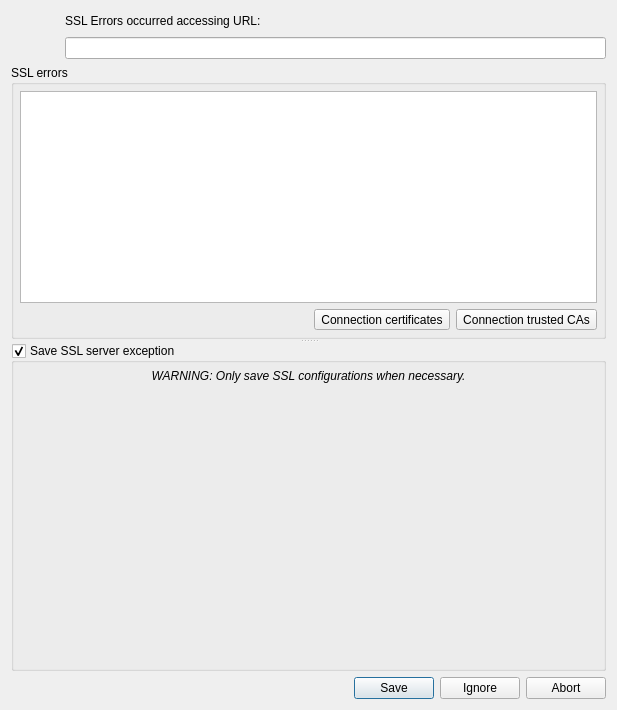
qgis/QGIS, file src/ui/auth/qgsauthsslerrorsdialog.ui: the form before one commit.
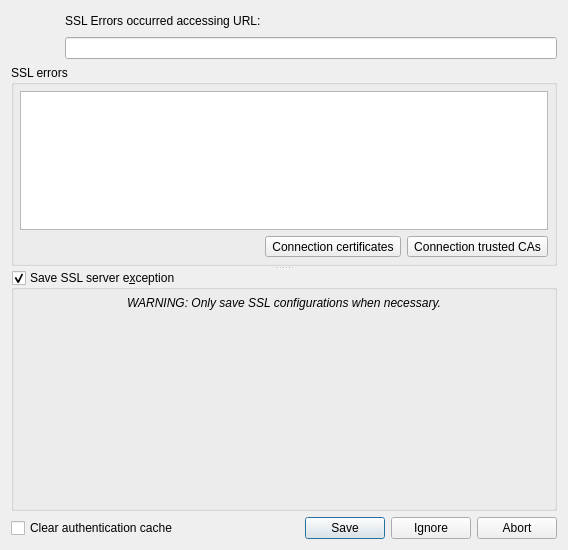
The form after the commit. Icons and pictures are not drawn. Custom widgets are drawn as their Qt base class.

Commit message: [auth] Clear network authentication cache on SSL errors

Patch:
```diff
--- a/src/ui/auth/qgsauthsslerrorsdialog.ui
+++ b/src/ui/auth/qgsauthsslerrorsdialog.ui
@@ -6,8 +6,8 @@
    <rect>
     <x>0</x>
     <y>0</y>
-    <width>617</width>
-    <height>710</height>
+    <width>568</width>
+    <height>550</height>
    </rect>
   </property>
   <property name="windowTitle">
@@ -169,7 +169,7 @@
        </sizepolicy>
       </property>
       <property name="title">
-       <string>Save SSL server exception</string>
+       <string>Save SSL server e&amp;xception</string>
       </property>
       <property name="checkable">
        <bool>true</bool>
@@ -219,6 +219,18 @@
     </widget>
    </item>
    <item>
+    <layout class="QHBoxLayout" name="horizontalLayout_2">
+     <item>
+      <widget class="QCheckBox" name="cbClearAuthCacheOnErrors">
+       <property name="toolTip">
+        <string>&lt;html&gt;&lt;head/&gt;&lt;body&gt;&lt;p&gt;The authentication cache stores all connections even when the connection fails. &lt;/p&gt;&lt;p&gt;If you make any change to the authentication configuration or to the CAs you should clear the authentication cache or restart QGIS. &lt;/p&gt;&lt;p&gt;&lt;br/&gt;When this option is checked, it will clear the authentication cache when this dialog is closed.&lt;br/&gt;&lt;/p&gt;&lt;/body&gt;&lt;/html&gt;</string>
+       </property>
+       <property name="text">
+        <string>Clear authentication cache</string>
+       </property>
+      </widget>
+     </item>
+     <item>
     <widget class="QDialogButtonBox" name="buttonBox">
      <property name="orientation">
       <enum>Qt::Horizontal</enum>
@@ -227,6 +239,8 @@
       <set>QDialogButtonBox::Abort|QDialogButtonBox::Ignore|QDialogButtonBox::Save</set>
      </property>
     </widget>
+     </item>
+    </layout>
    </item>
   </layout>
  </widget>
```
Lines whose indentation alone changed are shown as unchanged. The commit also changes 1 other file.
